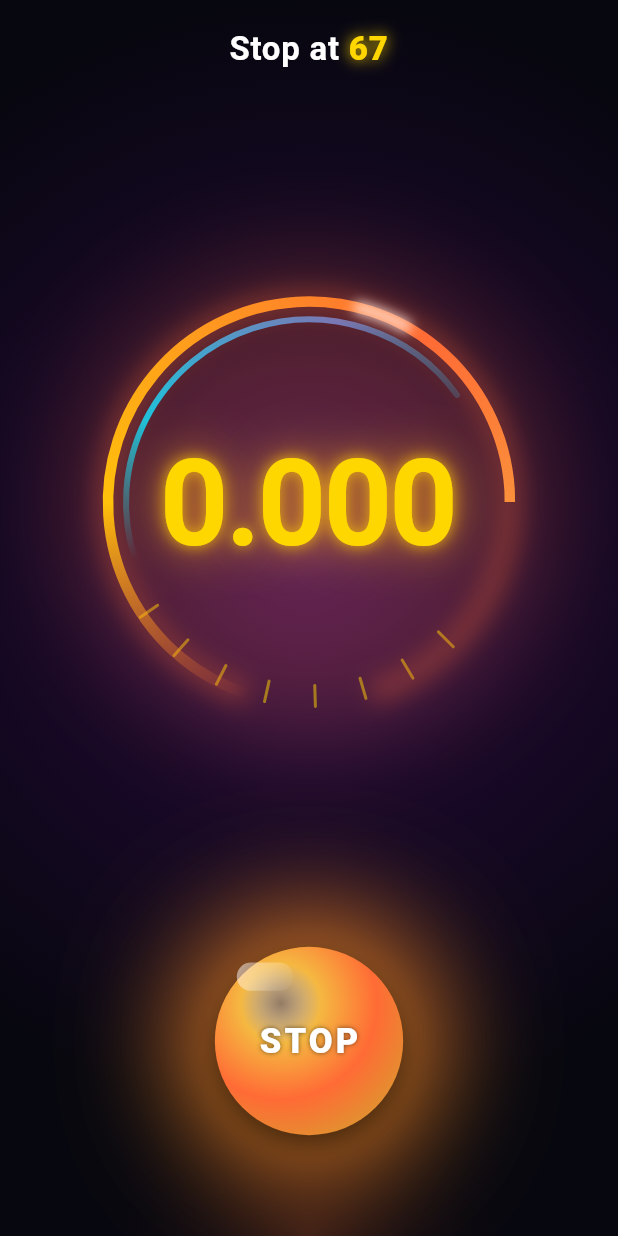
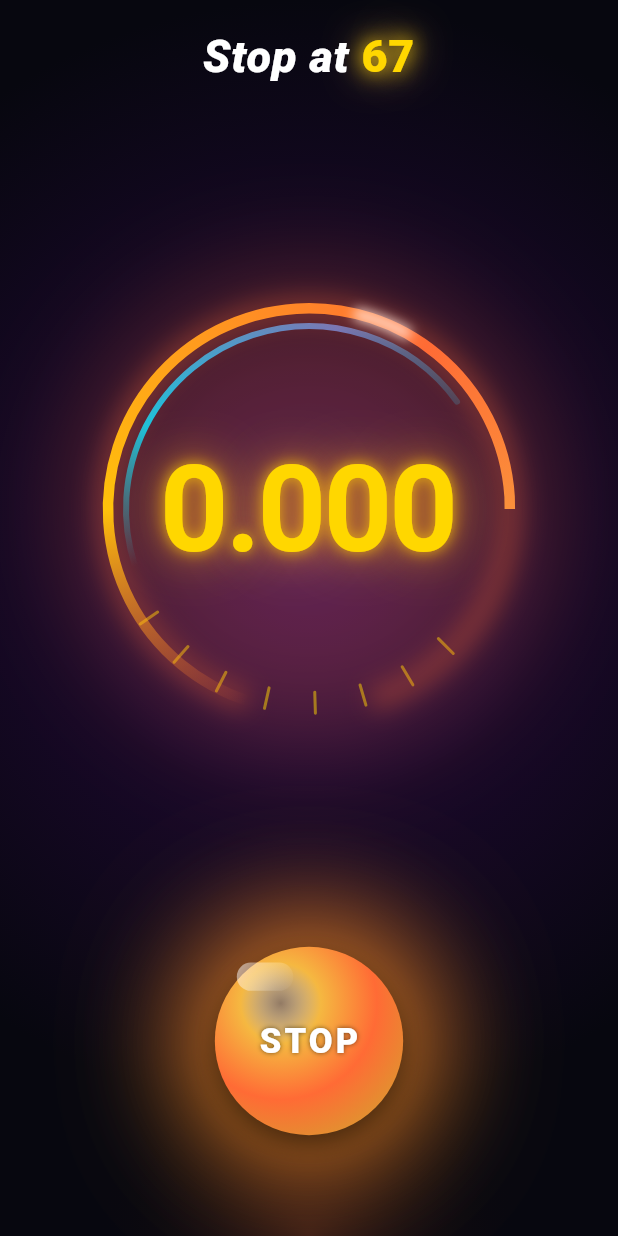
Before and after one commit to Arnon-E/67Games, a Flutter app: the PlayingScreen screen opened directly, on a phone screen of 412 x 824 dp. Run offline on Flutter 3.47's test engine with Material 3 defaults, Android fonts, the phone set to English and light mode, and no system bars; our stand-ins replace audioplayers, cloud_firestore, firebase_auth, firebase_core, flutter_tts, google_mobile_ads and 4 more; missing offline and left inert: haptic_feedback; accounts and stored records are empty.

Commit message:
style: increase playing screen title to 30px with italic bold to match reference image
Co-authored-by: Arnon-E <55824081+Arnon-E@users.noreply.github.com>

```diff
--- a/stop_at_67/lib/screens/playing_screen.dart
+++ b/stop_at_67/lib/screens/playing_screen.dart
@@ -78,8 +78,9 @@ class _PlayingScreenState extends State<PlayingScreen> {
                             TextSpan(
                               text: l10n.playingStopAt,
                               style: const TextStyle(
-                                fontSize: 22,
-                                fontWeight: FontWeight.w700,
+                                fontSize: 30,
+                                fontWeight: FontWeight.w800,
+                                fontStyle: FontStyle.italic,
                                 color: AppColors.textPrimary,
                                 letterSpacing: 0.5,
                               ),
@@ -89,14 +90,18 @@ class _PlayingScreenState extends State<PlayingScreen> {
                                   ? mode.displayTarget
                                   : '67',
                               style: const TextStyle(
-                                fontSize: 22,
+                                fontSize: 30,
                                 fontWeight: FontWeight.w900,
                                 color: AppColors.gold,
                                 letterSpacing: 0.5,
                                 shadows: [
                                   Shadow(
                                     color: AppColors.gold,
-                                    blurRadius: 12,
+                                    blurRadius: 16,
+                                  ),
+                                  Shadow(
+                                    color: AppColors.goldWarm,
+                                    blurRadius: 32,
                                   ),
                                 ],
                               ),
```
